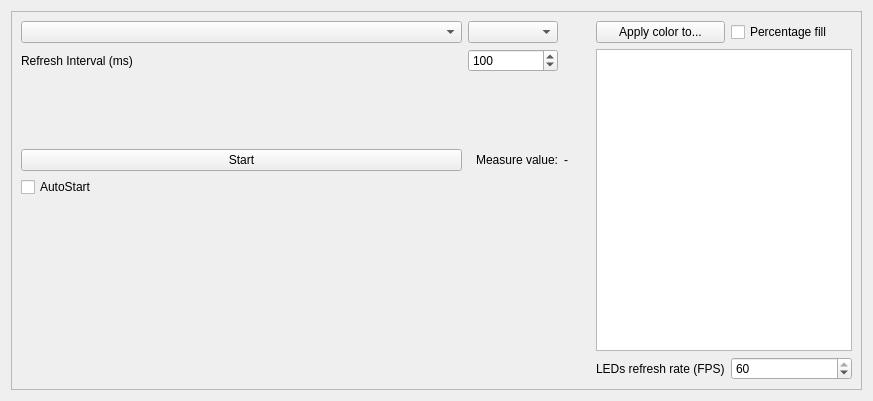
arthur469/HardwareSyncAI, file MeasureEntry.ui: the form before one commit.
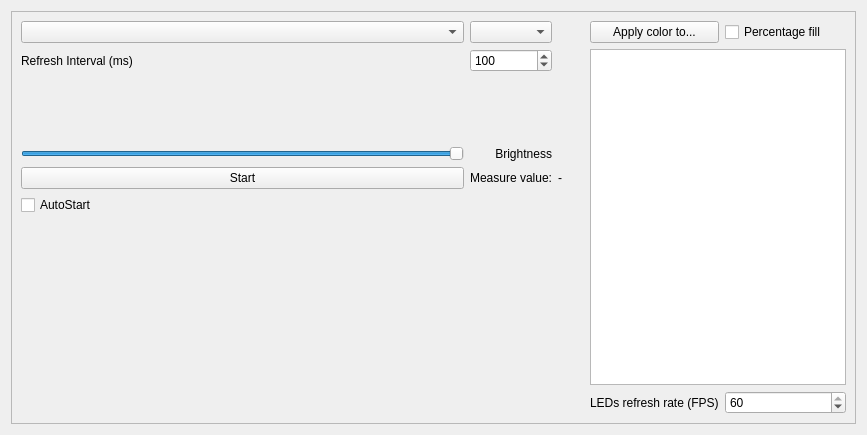
The form after the commit. Custom widgets are drawn as their Qt base class.

Commit message: Add brightness slider

```diff
--- a/MeasureEntry.ui
+++ b/MeasureEntry.ui
@@ -6,8 +6,8 @@
    <rect>
     <x>0</x>
     <y>0</y>
-    <width>873</width>
-    <height>401</height>
+    <width>867</width>
+    <height>435</height>
    </rect>
   </property>
   <property name="windowTitle">
@@ -76,65 +76,6 @@
       </item>
       <item row="0" column="0" rowspan="3">
        <layout class="QGridLayout" name="gridLayout_4">
-        <item row="4" column="0">
-         <widget class="QCheckBox" name="auto_start">
-          <property name="text">
-           <string>AutoStart</string>
-          </property>
-         </widget>
-        </item>
-        <item row="3" column="1">
-         <widget class="QLabel" name="label_2">
-          <property name="text">
-           <string>Measure value:</string>
-          </property>
-          <property name="alignment">
-           <set>Qt::AlignRight|Qt::AlignTrailing|Qt::AlignVCenter</set>
-          </property>
-         </widget>
-        </item>
-        <item row="3" column="2">
-         <widget class="QLabel" name="measure">
-          <property name="sizePolicy">
-           <sizepolicy hsizetype="Maximum" vsizetype="Preferred">
-            <horstretch>0</horstretch>
-            <verstretch>0</verstretch>
-           </sizepolicy>
-          </property>
-          <property name="text">
-           <string>-</string>
-          </property>
-          <property name="alignment">
-           <set>Qt::AlignCenter</set>
-          </property>
-         </widget>
-        </item>
-        <item row="3" column="0">
-         <widget class="QPushButton" name="start_stop">
-          <property name="text">
-           <string>Start</string>
-          </property>
-         </widget>
-        </item>
-        <item row="3" column="3">
-         <widget class="QLabel" name="color_preview">
-          <property name="minimumSize">
-           <size>
-            <width>16</width>
-            <height>16</height>
-           </size>
-          </property>
-          <property name="maximumSize">
-           <size>
-            <width>16</width>
-            <height>16</height>
-           </size>
-          </property>
-          <property name="text">
-           <string/>
-          </property>
-         </widget>
-        </item>
         <item row="1" column="0">
          <widget class="QLabel" name="label">
           <property name="text">
@@ -142,8 +83,15 @@
           </property>
          </widget>
         </item>
-        <item row="0" column="0">
-         <widget class="QComboBox" name="hardware"/>
+        <item row="2" column="0" colspan="4">
+         <widget class="MeasureColor" name="measure_color" native="true">
+          <property name="minimumSize">
+           <size>
+            <width>0</width>
+            <height>0</height>
+           </size>
+          </property>
+         </widget>
         </item>
         <item row="0" column="1">
          <widget class="QComboBox" name="hardware_feature"/>
@@ -167,13 +115,88 @@
           </property>
          </widget>
         </item>
-        <item row="2" column="0" colspan="4">
-         <widget class="MeasureColor" name="measure_color" native="true">
+        <item row="5" column="1">
+         <widget class="QLabel" name="label_2">
+          <property name="text">
+           <string>Measure value:</string>
+          </property>
+          <property name="alignment">
+           <set>Qt::AlignRight|Qt::AlignTrailing|Qt::AlignVCenter</set>
+          </property>
+         </widget>
+        </item>
+        <item row="3" column="1">
+         <widget class="QLabel" name="label_3">
+          <property name="text">
+           <string>Brightness</string>
+          </property>
+          <property name="alignment">
+           <set>Qt::AlignRight|Qt::AlignTrailing|Qt::AlignVCenter</set>
+          </property>
+         </widget>
+        </item>
+        <item row="7" column="0">
+         <widget class="QCheckBox" name="auto_start">
+          <property name="text">
+           <string>AutoStart</string>
+          </property>
+         </widget>
+        </item>
+        <item row="5" column="2">
+         <widget class="QLabel" name="measure">
+          <property name="sizePolicy">
+           <sizepolicy hsizetype="Maximum" vsizetype="Preferred">
+            <horstretch>0</horstretch>
+            <verstretch>0</verstretch>
+           </sizepolicy>
+          </property>
+          <property name="text">
+           <string>-</string>
+          </property>
+          <property name="alignment">
+           <set>Qt::AlignCenter</set>
+          </property>
+         </widget>
+        </item>
+        <item row="5" column="3">
+         <widget class="QLabel" name="color_preview">
           <property name="minimumSize">
            <size>
-            <width>0</width>
-            <height>0</height>
+            <width>16</width>
+            <height>16</height>
            </size>
+          </property>
+          <property name="maximumSize">
+           <size>
+            <width>16</width>
+            <height>16</height>
+           </size>
+          </property>
+          <property name="text">
+           <string/>
+          </property>
+         </widget>
+        </item>
+        <item row="0" column="0">
+         <widget class="QComboBox" name="hardware"/>
+        </item>
+        <item row="5" column="0">
+         <widget class="QPushButton" name="start_stop">
+          <property name="text">
+           <string>Start</string>
+          </property>
+         </widget>
+        </item>
+        <item row="3" column="0">
+         <widget class="QTooltipedSlider" name="brightness">
+          <property name="maximum">
+           <number>100</number>
+          </property>
+          <property name="value">
+           <number>100</number>
+          </property>
+          <property name="orientation">
+           <enum>Qt::Horizontal</enum>
           </property>
          </widget>
         </item>
@@ -191,6 +214,11 @@
    <header location="global">MeasureColor.h</header>
    <container>1</container>
   </customwidget>
+  <customwidget>
+   <class>QTooltipedSlider</class>
+   <extends>QSlider</extends>
+   <header location="global">QTooltipedSlider.h</header>
+  </customwidget>
  </customwidgets>
  <resources/>
  <connections/>
```
The commit also changes 5 other files.
